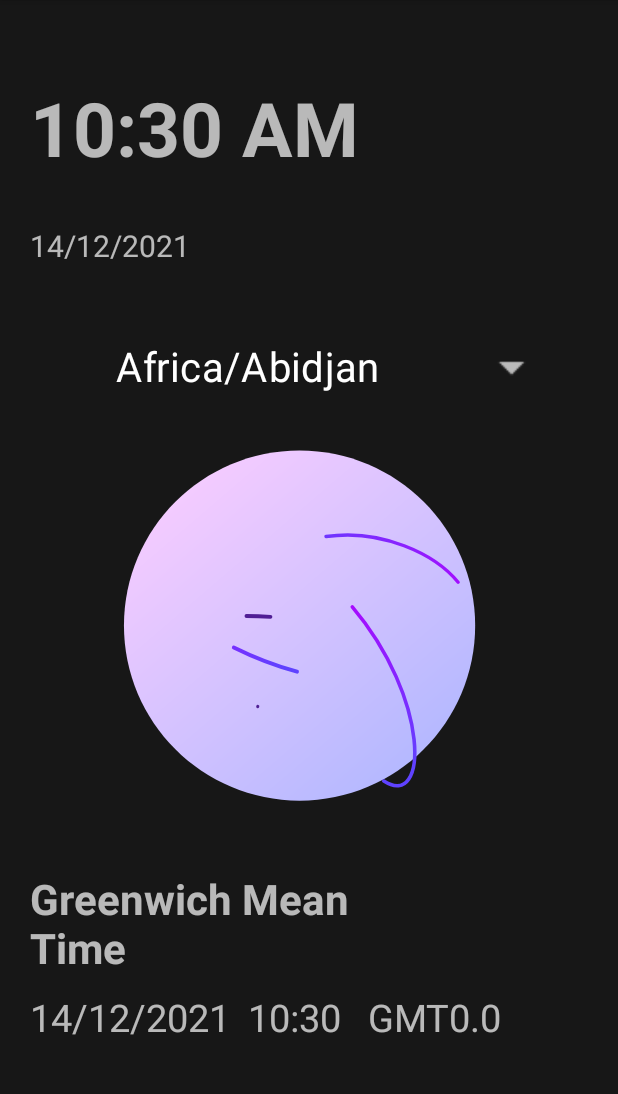
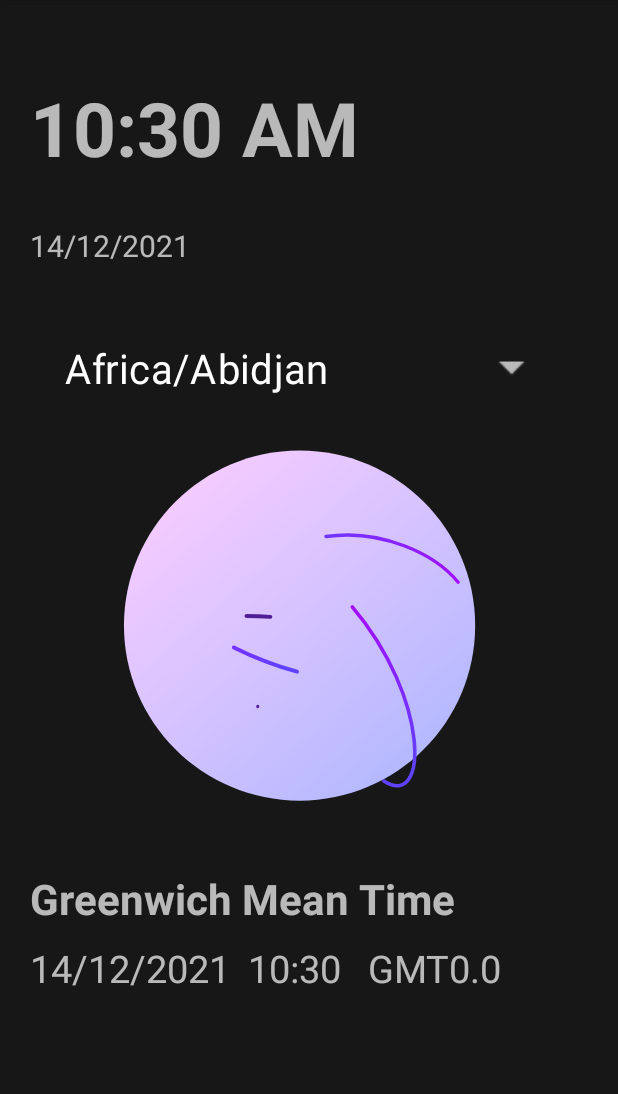
Before and after one commit to ashisbehera/Smart_Alarm, an Android app: the WorldClock screen opened directly, with no data from a screen before it, on a phone screen of 412 x 824 dp, the part 84-1178 px from its top. Run offline under Robolectric (Android 15) with nearby library versions, the phone set to English and light mode, and no system bars.

```diff
--- a/app/src/main/java/com/example/smartalarm/WorldClock.java
+++ b/app/src/main/java/com/example/smartalarm/WorldClock.java
@@ -1,6 +1,4 @@
 package com.example.smartalarm;
-
-import androidx.appcompat.app.AppCompatActivity;
 
 import android.annotation.SuppressLint;
 import android.os.Bundle;
@@ -10,7 +8,8 @@ import android.widget.ArrayAdapter;
 import android.widget.Spinner;
 import android.widget.TextView;
 
-import java.sql.Time;
+import androidx.appcompat.app.AppCompatActivity;
+
 import java.text.SimpleDateFormat;
 import java.util.Calendar;
 import java.util.Date;
@@ -22,7 +21,7 @@ public class WorldClock extends AppCompatActivity {
     TextView timeZone, textTimeZoneTime, world_clock_current_date;
     long milliseconds;
     ArrayAdapter<String> adapter;
-    SimpleDateFormat simpleDateFormat;
+    SimpleDateFormat simpleDateFormat, formatter;
     Date resultDate;
 
     @SuppressLint("SimpleDateFormat")
@@ -37,6 +36,7 @@ public class WorldClock extends AppCompatActivity {
         world_clock_current_date = findViewById(R.id.world_clock_current_date);
         // array to fetch all the timezones
         String[] array = TimeZone.getAvailableIDs();
+        formatter = new SimpleDateFormat("dd/MM/yyyy");
         setDate();
         // date format
         simpleDateFormat = new SimpleDateFormat("dd/MM/yyyy  HH:mm");
@@ -53,14 +53,13 @@ public class WorldClock extends AppCompatActivity {
                 getGMTTime();
                 String selectedID = (String) (adapterView.getItemAtPosition(i));
                 TimeZone tz = TimeZone.getTimeZone(selectedID);
-                String timeZoneName = tz.getDisplayName();
                 int timeZoneOffset = tz.getRawOffset() / (60 * 1000);
                 int hrs = timeZoneOffset / 60;
                 int mins = timeZoneOffset % 60;
                 milliseconds += tz.getRawOffset();
                 resultDate = new Date(milliseconds);
                 System.out.println(simpleDateFormat.format(resultDate));
-                timeZone.setText(timeZoneName);
+                timeZone.setText(tz.getDisplayName());
                 textTimeZoneTime.setText("" + simpleDateFormat.format(resultDate) + "   GMT" + hrs + "." + mins);
                 milliseconds = 0;
             }
@@ -89,7 +88,7 @@ public class WorldClock extends AppCompatActivity {
 
     public void setDate() {
         Date today = Calendar.getInstance().getTime();
-        SimpleDateFormat formatter = new SimpleDateFormat("dd/MM/yyyy");
+
         String date = formatter.format(today);
         world_clock_current_date.setText(date);
     }
--- a/app/src/main/res/layout/activity_world_clock.xml
+++ b/app/src/main/res/layout/activity_world_clock.xml
@@ -32,13 +32,15 @@
         android:layout_width="match_parent"
         android:layout_height="50dp"
         android:layout_below="@id/world_clock_current_date"
-        android:gravity="center">
+        android:gravity="center"
+        android:paddingLeft="20dp"
+        android:paddingRight="20dp">
 
         <Spinner
             android:id="@+id/spinner"
             android:layout_width="wrap_content"
-            android:layout_height="wrap_content"
-            android:paddingLeft="20dp"
+            android:layout_height="match_parent"
+            android:layout_gravity="center"
             android:scaleX="1.7"
             android:scaleY="1.7" />
     </LinearLayout>
@@ -66,7 +68,6 @@
             android:layout_width="match_parent"
             android:layout_height="wrap_content"
             android:paddingLeft="20sp"
-            android:paddingRight="150sp"
             android:textSize="28sp"
             android:textStyle="bold" />
 
```
